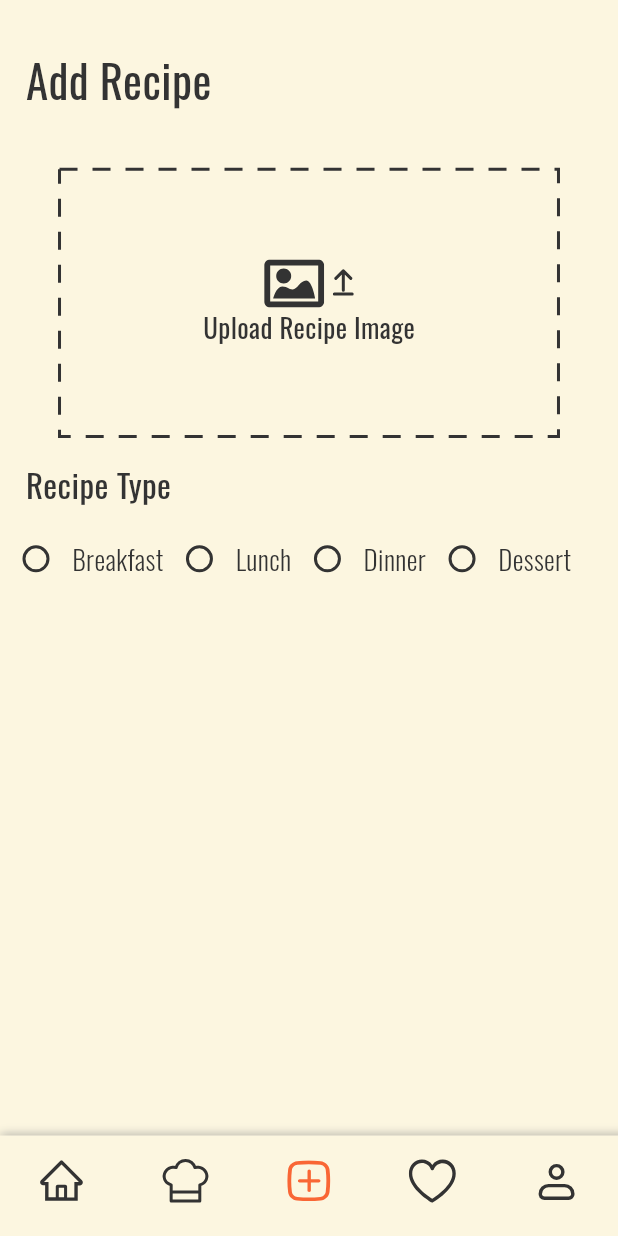
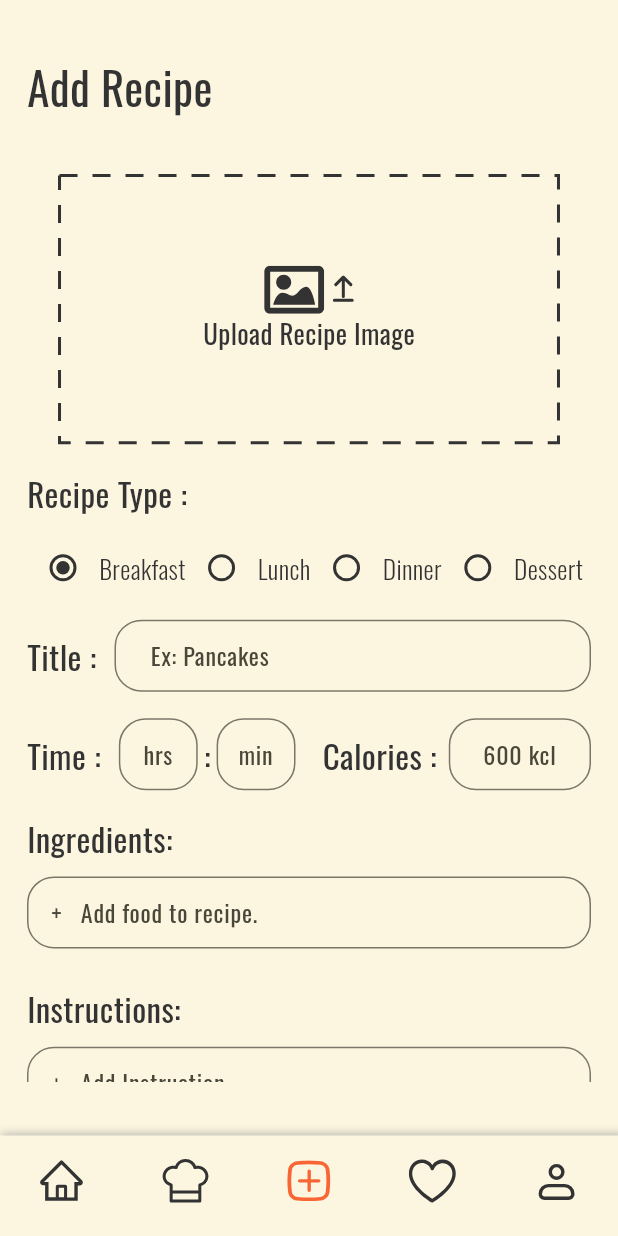
Before and after one commit to ftomara/Iti-CookingProject, a Flutter app: the screen it shows after launch, item 3 of the bottom bar chosen, on a phone screen of 412 x 824 dp. Run offline on Flutter 3.47's test engine with Material 3 defaults, Android fonts, the phone set to English and light mode, and no system bars; drawn by our look-alikes of dotted_border; our stand-ins replace cloud_firestore, firebase_auth, firebase_core, flutter_screenutil, flutter_svg, google_fonts and 2 more; accounts and stored records are empty; project files that could hold a hidden picture were left out.

Commit message:
add recipe page

```diff
--- a/lib/core/themes/my_text_style.dart
+++ b/lib/core/themes/my_text_style.dart
@@ -13,14 +13,20 @@ class MyTextStyle {
     fontSize: 18,
     fontWeight: FontWeight.normal,
   );
+  static TextStyle input = GoogleFonts.oswald(
+    textStyle: TextStyle(
+      color: MyColors.hintColor,
+    ),
+    fontSize: 16,
+    fontWeight: FontWeight.normal,
+  );
   static TextStyle hellothin = GoogleFonts.oswald(
     textStyle: TextStyle(
       color: MyColors.greycolor,
     ),
-    fontSize: 18,
+    fontSize: 17,
     fontWeight: FontWeight.w300,
   );
-
 
   static TextStyle category_not_selected = GoogleFonts.oswald(
     textStyle: TextStyle(
@@ -45,7 +51,7 @@ class MyTextStyle {
     fontSize: 22,
     fontWeight: FontWeight.w400,
   );
-  static TextStyle add_recipe= GoogleFonts.oswald(
+  static TextStyle add_recipe = GoogleFonts.oswald(
     textStyle: TextStyle(
       color: MyColors.greycolor,
     ),
@@ -134,6 +140,12 @@ class MyTextStyle {
       fontSize: 36.sp,
       fontWeight: FontWeight.w400);
 
+  static TextStyle add_recipe_button = GoogleFonts.oswald(
+    color: MyColors.butterycolor,
+    fontWeight: FontWeight.normal,
+    fontSize: 28,
+  );
+
   static TextStyle biteguide = GoogleFonts.oswald(
       color: MyColors.black, fontSize: 50.sp, fontWeight: FontWeight.w400);
 
--- a/lib/features/home/ui/screens/sign_up_page.dart
+++ b/lib/features/home/ui/screens/sign_up_page.dart
@@ -49,7 +49,7 @@ class SignUpPage extends StatelessWidget {
                   controller: password,
                   password: true,
                 ),
-                SizedBox(
+                const SizedBox(
                   height: 64,
                 ),
                 Center(
--- a/lib/features/home/ui/screens/upload_recipe_page.dart
+++ b/lib/features/home/ui/screens/upload_recipe_page.dart
@@ -1,60 +1,160 @@
-// ignore_for_file: unused_import, prefer_const_constructors, prefer_const_literals_to_create_immutables
-
 import 'package:cooking_app/core/themes/my_text_style.dart';
-import 'package:cooking_app/features/home/ui/widgets/Recipe_type.dart';
-import 'package:cooking_app/features/home/ui/widgets/catigories.dart';
-import 'package:cooking_app/features/home/ui/widgets/nav_bar.dart';
-import 'package:cooking_app/features/home/ui/widgets/recipe_card.dart';
-import 'package:cooking_app/features/home/ui/widgets/recipe_card_gen.dart';
-import 'package:cooking_app/features/home/ui/widgets/search.dart';
+import 'package:cooking_app/features/home/ui/widgets/calories_input_field.dart';
+import 'package:cooking_app/features/home/ui/widgets/add_list_field.dart';
+import 'package:cooking_app/features/home/ui/widgets/recipe_title_input_field.dart';
+import 'package:cooking_app/features/home/ui/widgets/recipe_type_radiobutton.dart';
+import 'package:cooking_app/features/home/ui/widgets/time_input_field.dart';
 import 'package:cooking_app/features/home/ui/widgets/upload_box.dart';
-import 'package:cooking_app/features/home/ui/widgets/welcoming_bar.dart';
-import 'package:cooking_app/my_colors.dart';
-import 'package:flutter/foundation.dart';
 import 'package:flutter/material.dart';
 import 'package:flutter_screenutil/flutter_screenutil.dart';
 
-class UploadRecipePage extends StatelessWidget {
+import '../../../../my_colors.dart';
+
+class UploadRecipePage extends StatefulWidget {
   const UploadRecipePage({super.key});
 
   @override
+  State<UploadRecipePage> createState() => _UploadRecipePageState();
+}
+
+class _UploadRecipePageState extends State<UploadRecipePage> {
+  final TextEditingController hoursController = TextEditingController();
+  final TextEditingController minutesController = TextEditingController();
+  final TextEditingController caloriesController = TextEditingController();
+  final TextEditingController titleController = TextEditingController();
+  final List<String> ingreadientsList = [];
+  final List<String> instructionsList = [];
+
+  bool isButtonEnabled = false;
+
+  @override
+  void initState() {
+    super.initState();
+    // Add listeners to controllers
+    hoursController.addListener(_validateFields);
+    minutesController.addListener(_validateFields);
+    caloriesController.addListener(_validateFields);
+    titleController.addListener(_validateFields);
+  }
+
+  @override
+  void dispose() {
+    // Dispose controllers
+    hoursController.dispose();
+    minutesController.dispose();
+    caloriesController.dispose();
+    titleController.dispose();
+    super.dispose();
+  }
+
+  void _validateFields() {
+    setState(() {
+      isButtonEnabled = (hoursController.text.isNotEmpty ||
+              minutesController.text.isNotEmpty) &&
+          caloriesController.text.isNotEmpty &&
+          titleController.text.isNotEmpty;
+    });
+  }
+
+  @override
   Widget build(BuildContext context) {
-    return Column(
-      children: [
-        SizedBox(
-          height: 36.h,
-        ),
-        Row(
+    return Padding(
+      padding: const EdgeInsets.symmetric(
+        horizontal: 18,
+        vertical: 36,
+      ),
+      child: SingleChildScrollView(
+        child: Column(
+          crossAxisAlignment: CrossAxisAlignment.start,
           children: [
-            SizedBox(
-              width: 18.w,
-            ),
             Text(
               'Add Recipe',
               style: MyTextStyle.add_recipe,
             ),
-          ],
-        ),
-        UploadBox(),
-        SizedBox(
-          height: 18.h,
-        ),
-        Row(
-          children: [
+            const Center(
+              child: UploadBox(),
+            ),
             SizedBox(
-              width: 18.w,
+              height: 20.h,
             ),
             Text(
-              'Recipe Type',
+              'Recipe Type :',
               style: MyTextStyle.question,
+            ),
+            SizedBox(
+              height: 12.h,
+            ),
+            const RecipeTypeRadiobutton(),
+            SizedBox(
+              height: 12.h,
+            ),
+            RecipeTitleInputField(titleController: titleController),
+            SizedBox(
+              height: 20.h,
+            ),
+            Row(
+              children: [
+                TimeInputField(
+                  hoursController: hoursController,
+                  minutesController: minutesController,
+                ),
+                const SizedBox(
+                  width: 18,
+                ),
+                CaloriesInputField(caloriesController: caloriesController),
+              ],
+            ),
+            SizedBox(
+              height: 18.h,
+            ),
+            Text(
+              'Ingredients:',
+              style: MyTextStyle.question,
+            ),
+            SizedBox(
+              height: 12.h,
+            ),
+            AddListField(
+              hintText: '+   Add food to recipe.',
+              list: ingreadientsList,
+            ),
+            SizedBox(
+              height: 18.h,
+            ),
+            Text(
+              'Instructions:',
+              style: MyTextStyle.question,
+            ),
+            SizedBox(
+              height: 12.h,
+            ),
+            AddListField(
+              hintText: '+   Add Instruction.',
+              list: instructionsList,
+            ),
+            SizedBox(
+              height: 12.h,
+            ),
+            Center(
+              child: ElevatedButton(
+                onPressed: isButtonEnabled ? () {} : null,
+                style: ElevatedButton.styleFrom(
+                  backgroundColor: MyColors.orangecolor,
+                  padding:
+                      const EdgeInsets.symmetric(horizontal: 28, vertical: 4),
+                  shape: RoundedRectangleBorder(
+                    borderRadius: BorderRadius.circular(16),
+                  ),
+                ),
+                child: Text(
+                  'Add Recipe',
+                  style: MyTextStyle.add_recipe_button,
+                ),
+              ),
             ),
           ],
         ),
-        SizedBox(
-          height: 12.h,
-        ),
-        RecipeType(),
-      ],
+      ),
     );
   }
 }
--- a/lib/features/home/ui/widgets/Recipe_type.dart
+++ /dev/null
@@ -1,48 +0,0 @@
-import 'package:cooking_app/core/themes/my_text_style.dart';
-import 'package:cooking_app/my_colors.dart';
-import 'package:flutter/material.dart';
-
-class RecipeType extends StatefulWidget {
-  @override
-  _RecipeTypeState createState() => _RecipeTypeState();
-}
-
-class _RecipeTypeState extends State<RecipeType> {
-  String? selectedRecipeType;
-
-  @override
-  Widget build(BuildContext context) {
-    return Row(
-      // mainAxisAlignment: MainAxisAlignment.start,
-      children: [
-        _MyRadio("Breakfast"),
-
-        Text("Breakfast" , style: MyTextStyle.hellothin,),
-        // SizedBox(width: 8),
-        _MyRadio("Lunch"),
-
-        Text("Lunch", style: MyTextStyle.hellothin,),
-        // SizedBox(width: 8),
-        _MyRadio("Dinner"),
-
-        Text("Dinner", style: MyTextStyle.hellothin,),
-        // SizedBox(width: 8),
-        _MyRadio("Dessert"),
-        Text("Dessert", style: MyTextStyle.hellothin,),
-      ],
-    );
-  }
-
-  Widget _MyRadio(String val) {
-    return Radio<String>(
-      value: val,
-      groupValue: selectedRecipeType,
-      fillColor: WidgetStateProperty.all(MyColors.greycolor),
-      onChanged: (String? value) {
-        setState(() {
-          selectedRecipeType = value;
-        });
-      },
-    );
-  }
-}
--- /dev/null
+++ b/lib/features/home/ui/widgets/add_list_field.dart
@@ -0,0 +1,101 @@
+import 'package:flutter/material.dart';
+
+import '../../../../core/themes/my_text_style.dart';
+import '../../../../my_colors.dart';
+
+class AddListField extends StatefulWidget {
+  const AddListField({super.key, required this.hintText, required this.list});
+
+  final String hintText;
+  final List<String> list;
+
+  @override
+  State<AddListField> createState() => _AddListFieldState();
+}
+
+class _AddListFieldState extends State<AddListField> {
+  final TextEditingController _controller = TextEditingController();
+  // final List<String> _list = [];
+
+  void _additem(String item) {
+    setState(() {
+      widget.list.add(item);
+      _controller.clear();
+    });
+  }
+
+  void _removeitem(int index) {
+    setState(() {
+      widget.list.removeAt(index);
+    });
+  }
+
+  @override
+  void dispose() {
+    _controller.dispose();
+    super.dispose();
+  }
+
+  @override
+  Widget build(BuildContext context) {
+    return Column(
+      children: [
+        TextField(
+          controller: _controller,
+          decoration: InputDecoration(
+            contentPadding: const EdgeInsets.symmetric(
+              horizontal: 12,
+              vertical: 8,
+            ),
+            border: OutlineInputBorder(
+              borderRadius: BorderRadius.circular(18),
+              borderSide: BorderSide(color: MyColors.greycolor, width: 2),
+            ),
+            focusedBorder: OutlineInputBorder(
+              borderRadius: BorderRadius.circular(18),
+              borderSide: BorderSide(color: MyColors.greycolor, width: 2),
+            ),
+            hintText: widget.hintText,
+          ),
+          onSubmitted: (value) {
+            if (value.isNotEmpty) {
+              _additem(value);
+            }
+          },
+          style: MyTextStyle.input,
+        ),
+        const SizedBox(
+          height: 8,
+        ),
+        ListView.builder(
+          shrinkWrap: true,
+          itemCount: widget.list.length,
+          physics: const NeverScrollableScrollPhysics(),
+          itemBuilder: (ctx, index) {
+            final ingreadiant = widget.list[index];
+            return Padding(
+              padding: const EdgeInsets.only(bottom: 8),
+              child: ListTile(
+                contentPadding: const EdgeInsets.symmetric(
+                  horizontal: 12,
+                ),
+                shape: RoundedRectangleBorder(
+                  borderRadius: BorderRadius.circular(18),
+                  side: BorderSide(color: MyColors.black),
+                ),
+                title: Text(
+                  ingreadiant,
+                  style: MyTextStyle.input,
+                ),
+                trailing: IconButton(
+                  onPressed: () => _removeitem(index),
+                  icon: const Icon(Icons.delete),
+                ),
+              ),
+            );
+          },
+        ),
+      ],
+    );
+  }
+}
--- /dev/null
+++ b/lib/features/home/ui/widgets/calories_input_field.dart
@@ -0,0 +1,50 @@
+import 'package:flutter/material.dart';
+
+import '../../../../core/themes/my_text_style.dart';
+import '../../../../my_colors.dart';
+
+class CaloriesInputField extends StatelessWidget {
+  const CaloriesInputField({super.key, required this.caloriesController});
+
+  final TextEditingController caloriesController;
+
+  @override
+  Widget build(BuildContext context) {
+    return Expanded(
+      child: Row(
+        children: [
+          Text(
+            'Calories :',
+            style: MyTextStyle.question,
+          ),
+          const SizedBox(
+            width: 8,
+          ),
+          Expanded(
+            child: TextField(
+              controller: caloriesController,
+              keyboardType: TextInputType.number,
+              textAlign: TextAlign.center,
+              decoration: InputDecoration(
+                contentPadding: const EdgeInsets.symmetric(
+                  horizontal: 8,
+                  vertical: 8,
+                ),
+                border: OutlineInputBorder(
+                  borderSide: BorderSide(color: MyColors.greycolor, width: 2),
+                  borderRadius: BorderRadius.circular(18),
+                ),
+                focusedBorder: OutlineInputBorder(
+                  borderRadius: BorderRadius.circular(18),
+                  borderSide: BorderSide(color: MyColors.greycolor, width: 2),
+                ),
+                hintText: '600 kcl',
+              ),
+              style: MyTextStyle.input,
+            ),
+          ),
+        ],
+      ),
+    );
+  }
+}
--- /dev/null
+++ b/lib/features/home/ui/widgets/recipe_title_input_field.dart
@@ -0,0 +1,49 @@
+import 'package:flutter/material.dart';
+
+import '../../../../core/themes/my_text_style.dart';
+import '../../../../my_colors.dart';
+
+class RecipeTitleInputField extends StatelessWidget {
+  const RecipeTitleInputField({super.key, required this.titleController});
+
+  final TextEditingController titleController;
+
+  @override
+  Widget build(BuildContext context) {
+    return Row(
+      crossAxisAlignment: CrossAxisAlignment.center,
+      mainAxisAlignment: MainAxisAlignment.start,
+      children: [
+        Text(
+          'Title :',
+          style: MyTextStyle.question,
+        ),
+        const SizedBox(
+          width: 12,
+        ),
+        Expanded(
+          child: TextField(
+            controller: titleController,
+            keyboardType: TextInputType.name,
+            decoration: InputDecoration(
+              contentPadding: const EdgeInsets.symmetric(
+                horizontal: 20,
+                vertical: 8,
+              ),
+              border: OutlineInputBorder(
+                borderSide: BorderSide(color: MyColors.greycolor, width: 2),
+                borderRadius: BorderRadius.circular(18),
+              ),
+              focusedBorder: OutlineInputBorder(
+                borderRadius: BorderRadius.circular(18),
+                borderSide: BorderSide(color: MyColors.greycolor, width: 2),
+              ),
+              hintText: 'Ex: Pancakes',
+            ),
+            style: MyTextStyle.input,
+          ),
+        ),
+      ],
+    );
+  }
+}
--- /dev/null
+++ b/lib/features/home/ui/widgets/recipe_type_radiobutton.dart
@@ -0,0 +1,47 @@
+import 'package:cooking_app/core/themes/my_text_style.dart';
+import 'package:cooking_app/my_colors.dart';
+import 'package:flutter/material.dart';
+
+import '../../model/recipe_types.dart';
+
+class RecipeTypeRadiobutton extends StatefulWidget {
+  const RecipeTypeRadiobutton({super.key});
+
+  @override
+  State<RecipeTypeRadiobutton> createState() => _RecipeTypeRadiobuttonState();
+}
+
+class _RecipeTypeRadiobuttonState extends State<RecipeTypeRadiobutton> {
+  RecipeTypes selectedRecipeType = RecipeTypes.breakfast;
+
+  @override
+  Widget build(BuildContext context) {
+    return Row(
+      mainAxisSize: MainAxisSize.min,
+      // mainAxisAlignment: MainAxisAlignment.start,
+      children: [
+        _myRadio(RecipeTypes.breakfast, "Breakfast"),
+        Text("Breakfast", style: MyTextStyle.hellothin),
+        _myRadio(RecipeTypes.lunch, "Lunch"),
+        Text("Lunch", style: MyTextStyle.hellothin),
+        _myRadio(RecipeTypes.dinner, "Dinner"),
+        Text("Dinner", style: MyTextStyle.hellothin),
+        _myRadio(RecipeTypes.dessert, "Dessert"),
+        Text("Dessert", style: MyTextStyle.hellothin),
+      ],
+    );
+  }
+
+  Widget _myRadio(RecipeTypes type, String label) {
+    return Radio<RecipeTypes>(
+      value: type,
+      groupValue: selectedRecipeType,
+      fillColor: WidgetStateProperty.all(MyColors.greycolor),
+      onChanged: (value) {
+        setState(() {
+          selectedRecipeType = value!;
+        });
+      },
+    );
+  }
+}
--- /dev/null
+++ b/lib/features/home/ui/widgets/time_input_field.dart
@@ -0,0 +1,89 @@
+import 'package:cooking_app/my_colors.dart';
+import 'package:flutter/material.dart';
+
+import '../../../../core/themes/my_text_style.dart';
+
+class TimeInputField extends StatelessWidget {
+  const TimeInputField({
+    super.key,
+    required this.hoursController,
+    required this.minutesController,
+  });
+
+  final TextEditingController hoursController;
+  final TextEditingController minutesController;
+
+  @override
+  Widget build(BuildContext context) {
+    return Expanded(
+      child: Row(
+        crossAxisAlignment: CrossAxisAlignment.center,
+        children: [
+          Text(
+            'Time :',
+            style: MyTextStyle.question,
+          ),
+          const SizedBox(
+            width: 12,
+          ),
+          Expanded(
+            child: TextField(
+              controller: hoursController,
+              keyboardType: TextInputType.number,
+              textAlign: TextAlign.center,
+              decoration: InputDecoration(
+                contentPadding: const EdgeInsets.symmetric(
+                  horizontal: 8,
+                  vertical: 8,
+                ),
+                border: OutlineInputBorder(
+                  borderSide: BorderSide(color: MyColors.greycolor, width: 2),
+                  borderRadius: BorderRadius.circular(18),
+                ),
+                focusedBorder: OutlineInputBorder(
+                  borderRadius: BorderRadius.circular(18),
+                  borderSide: BorderSide(color: MyColors.greycolor, width: 2),
+                ),
+                hintText: 'hrs',
+              ),
+              style: MyTextStyle.input,
+            ),
+          ),
+          const SizedBox(
+            width: 4,
+          ),
+          Text(
+            ':',
+            style: MyTextStyle.question,
+          ),
+          const SizedBox(
+            width: 4,
+          ),
+          Expanded(
+            child: TextField(
+              controller: minutesController,
+              keyboardType: TextInputType.number,
+              textAlign: TextAlign.center,
+              decoration: InputDecoration(
+                contentPadding: const EdgeInsets.symmetric(
+                  horizontal: 8,
+                  vertical: 8,
+                ),
+                border: OutlineInputBorder(
+                  borderSide: BorderSide(color: MyColors.greycolor, width: 2),
+                  borderRadius: BorderRadius.circular(18),
+                ),
+                focusedBorder: OutlineInputBorder(
+                  borderRadius: BorderRadius.circular(18),
+                  borderSide: BorderSide(color: MyColors.greycolor, width: 2),
+                ),
+                hintText: 'min',
+              ),
+              style: MyTextStyle.input,
+            ),
+          ),
+        ],
+      ),
+    );
+  }
+}
--- a/lib/features/home/ui/widgets/upload_box.dart
+++ b/lib/features/home/ui/widgets/upload_box.dart
@@ -32,8 +32,8 @@ class _UploadBoxState extends State<UploadBox>
     )..repeat(reverse: true); // Repeats the animation in reverse
 
     _animation = Tween<Offset>(
-      begin: Offset(0, 0.2),
-      end: Offset(0, -0.2),
+      begin: const Offset(0, 0.2),
+      end: const Offset(0, -0.2),
     ).animate(CurvedAnimation(
       parent: _controller,
       curve: Curves.easeInOut,
@@ -91,7 +91,8 @@ class _UploadBoxState extends State<UploadBox>
                         Row(
                           mainAxisAlignment: MainAxisAlignment.center,
                           children: [
-                            SvgPicture.asset($AssetsImagesGen().uploadImage),
+                            SvgPicture.asset(
+                                const $AssetsImagesGen().uploadImage),
                             SizedBox(
                               width: 6.w,
                             ),
--- a/lib/my_colors.dart
+++ b/lib/my_colors.dart
@@ -1,12 +1,11 @@
 import 'package:flutter/material.dart';
 
-class MyColors
-{
-  static Color  butterycolor = const Color.fromARGB(255, 252, 246, 224) ;
-  static Color  orangecolor = const Color.fromARGB(255, 249, 102, 53);
-  static Color  greycolor = const Color.fromARGB(255, 51, 51, 51) ;
-  static Color  greycolor2 =const Color.fromARGB(138, 51, 51, 51) ;
+class MyColors {
+  static Color butterycolor = const Color.fromARGB(255, 252, 246, 224);
+  static Color orangecolor = const Color.fromARGB(255, 249, 102, 53);
+  static Color greycolor = const Color.fromARGB(255, 51, 51, 51);
+  static Color greycolor2 = const Color.fromARGB(138, 51, 51, 51);
   static Color shadowColor = const Color(0x80000000);
   static Color black = const Color(0xff333333);
-
+  static Color hintColor = const Color.fromARGB(150, 0, 0, 0);
 }
--- a/lib/my_cooking_app.dart
+++ b/lib/my_cooking_app.dart
@@ -22,7 +22,7 @@ class MyCookingApp extends StatefulWidget {
 class _MyCookingAppState extends State<MyCookingApp> {
   int _currentIndex = 0;
 
-  final List<Widget> _Pages = [
+  final List<Widget> _pages = [
     const HomePage(),
     const UsersPage(),
     const UploadRecipePage(),
@@ -52,7 +52,7 @@ class _MyCookingAppState extends State<MyCookingApp> {
         home: SafeArea(
           child: Scaffold(
             backgroundColor: MyColors.butterycolor,
-            body: _Pages[_currentIndex],
+            body: _pages[_currentIndex],
             bottomNavigationBar: NavBar(
               currentIndex: _currentIndex,
               onTap: _onNavBarTap,
```
